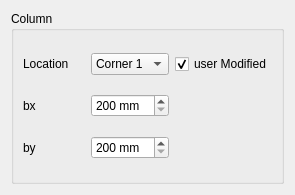
This is osafe_widgets/column.ui in ebrahimraeyat/OSAFE as Qt 5 draws it before an edit. The edited form follows.
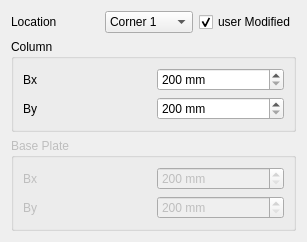
This is the edited form.

Commit message: Add base plate in edit punch to dialog

The edit to the form file:
```diff
--- a/osafe_widgets/column.ui
+++ b/osafe_widgets/column.ui
@@ -6,28 +6,24 @@
    <rect>
     <x>0</x>
     <y>0</y>
-    <width>295</width>
-    <height>195</height>
+    <width>307</width>
+    <height>242</height>
    </rect>
   </property>
   <property name="windowTitle">
    <string>Columns</string>
   </property>
+  <layout class="QVBoxLayout" name="verticalLayout">
+   <item>
   <layout class="QHBoxLayout" name="horizontalLayout">
    <item>
-    <widget class="QGroupBox" name="groupBox">
-     <property name="title">
-      <string>Column</string>
-     </property>
-     <layout class="QGridLayout" name="gridLayout">
-      <item row="0" column="0">
        <widget class="QLabel" name="label">
         <property name="text">
          <string>Location</string>
         </property>
        </widget>
       </item>
-      <item row="0" column="1">
+     <item>
        <widget class="QComboBox" name="location">
         <item>
          <property name="text">
@@ -76,7 +72,7 @@
         </item>
        </widget>
       </item>
-      <item row="0" column="2">
+     <item>
        <widget class="QCheckBox" name="user_modified">
         <property name="text">
          <string>user Modified</string>
@@ -86,10 +82,34 @@
         </property>
        </widget>
       </item>
-      <item row="1" column="0">
+    </layout>
+   </item>
+   <item>
+    <widget class="QGroupBox" name="groupBox">
+     <property name="title">
+      <string>Column</string>
+     </property>
+     <layout class="QGridLayout" name="gridLayout">
+      <item row="0" column="0">
        <widget class="QLabel" name="label_2">
         <property name="text">
-         <string>bx</string>
+         <string>Bx</string>
+        </property>
+       </widget>
+      </item>
+      <item row="0" column="1">
+       <widget class="QSpinBox" name="column_bx">
+        <property name="suffix">
+         <string> mm</string>
+        </property>
+        <property name="minimum">
+         <number>200</number>
+        </property>
+        <property name="maximum">
+         <number>3000</number>
+        </property>
+        <property name="singleStep">
+         <number>50</number>
         </property>
        </widget>
       </item>
@@ -109,15 +129,34 @@
         </property>
        </widget>
       </item>
-      <item row="2" column="0">
+      <item row="1" column="0">
        <widget class="QLabel" name="label_3">
         <property name="text">
-         <string>by</string>
+         <string>By</string>
         </property>
        </widget>
       </item>
-      <item row="2" column="1">
-       <widget class="QSpinBox" name="by">
+     </layout>
+    </widget>
+   </item>
+   <item>
+    <widget class="QGroupBox" name="base_plate_groupbox">
+     <property name="enabled">
+      <bool>false</bool>
+     </property>
+     <property name="title">
+      <string>Base Plate</string>
+     </property>
+     <layout class="QGridLayout" name="gridLayout_2">
+      <item row="0" column="0">
+       <widget class="QLabel" name="label_4">
+        <property name="text">
+         <string>Bx</string>
+        </property>
+       </widget>
+      </item>
+      <item row="0" column="1">
+       <widget class="QSpinBox" name="base_plate_bx">
         <property name="suffix">
          <string> mm</string>
         </property>
@@ -132,6 +171,29 @@
         </property>
        </widget>
       </item>
+      <item row="1" column="1">
+       <widget class="QSpinBox" name="base_plate_by">
+        <property name="suffix">
+         <string> mm</string>
+        </property>
+        <property name="minimum">
+         <number>200</number>
+        </property>
+        <property name="maximum">
+         <number>3000</number>
+        </property>
+        <property name="singleStep">
+         <number>50</number>
+        </property>
+       </widget>
+      </item>
+      <item row="1" column="0">
+       <widget class="QLabel" name="label_5">
+        <property name="text">
+         <string>By</string>
+        </property>
+       </widget>
+      </item>
      </layout>
     </widget>
    </item>
```
Left out of the diff: 2 changed lines with no effect on the pictures. Lines whose indentation alone changed are shown as unchanged. The commit also changes 3 other files.
